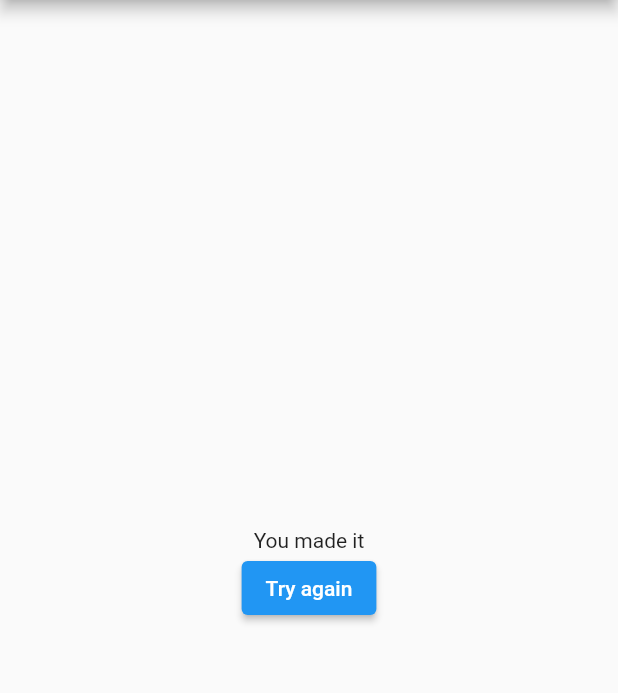
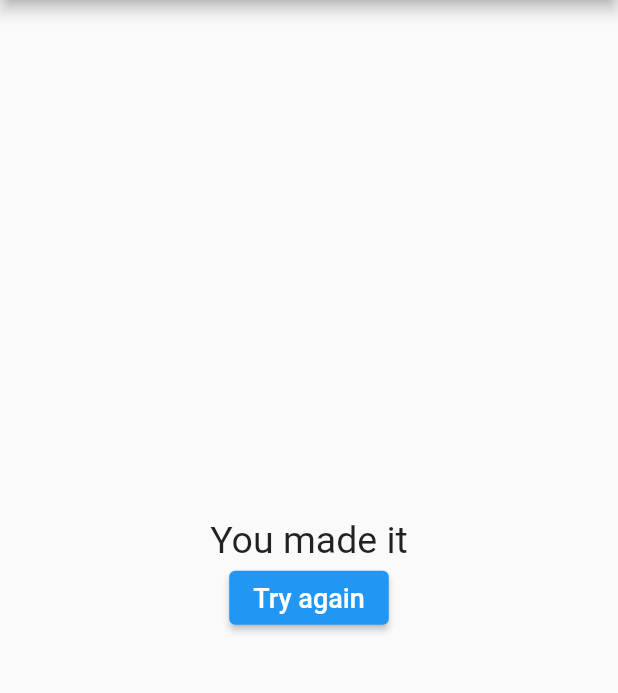
Before and after one commit to PrinceNarteh/quiz-app, a Flutter app: the screen it shows after launch, after a tap on "Black", after a tap on "Fried Rice", after a tap on "Rabbit", on a phone screen of 412 x 824 dp, the part 84-777 px from its top. Run offline on Flutter 3.47's test engine with Material 2 defaults, Android fonts, the phone set to English and light mode, and no system bars.

Commit message:
refactor to have result widget

```diff
--- a/lib/main.dart
+++ b/lib/main.dart
@@ -1,5 +1,6 @@
 import "package:flutter/material.dart";
 import 'package:quiz_app/quiz.dart';
+import 'package:quiz_app/result.dart';
 
 void main() => runApp(const MyApp());
 
@@ -34,6 +35,12 @@ class _MyAppState extends State<MyApp> {
     });
   }
 
+  void _restart() {
+    setState(() {
+      _questionIndex = 0;
+    });
+  }
+
   @override
   Widget build(BuildContext context) {
     return MaterialApp(
@@ -49,22 +56,7 @@ class _MyAppState extends State<MyApp> {
                   answerQuestion: _answerQuestion,
                   questionIndex: _questionIndex,
                 )
-              : Center(
-                  child: Column(
-                    mainAxisAlignment: MainAxisAlignment.center,
-                    children: [
-                      const Text("You made it"),
-                      ElevatedButton(
-                        onPressed: () {
-                          setState(() {
-                            _questionIndex = 0;
-                          });
-                        },
-                        child: const Text("Try again"),
-                      )
-                    ],
-                  ),
-                ),
+              : Result(restart: _restart),
         ),
       ),
     );
--- /dev/null
+++ b/lib/result.dart
@@ -0,0 +1,29 @@
+import 'package:flutter/material.dart';
+
+class Result extends StatelessWidget {
+  final VoidCallback restart;
+
+  const Result({required this.restart, super.key});
+
+  @override
+  Widget build(BuildContext context) {
+    return Center(
+      child: Column(
+        mainAxisAlignment: MainAxisAlignment.center,
+        children: [
+          const Text(
+            "You made it",
+            style: TextStyle(fontSize: 25),
+          ),
+          ElevatedButton(
+            onPressed: restart,
+            child: const Text(
+              "Try again",
+              style: TextStyle(fontSize: 18),
+            ),
+          )
+        ],
+      ),
+    );
+  }
+}
```
